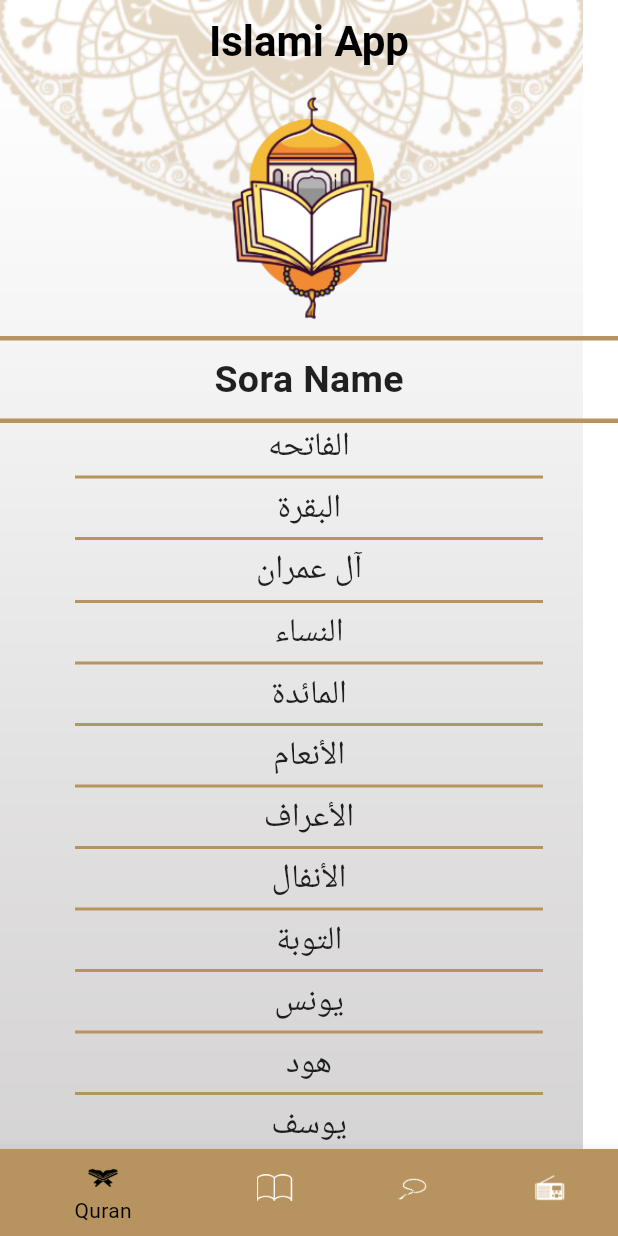
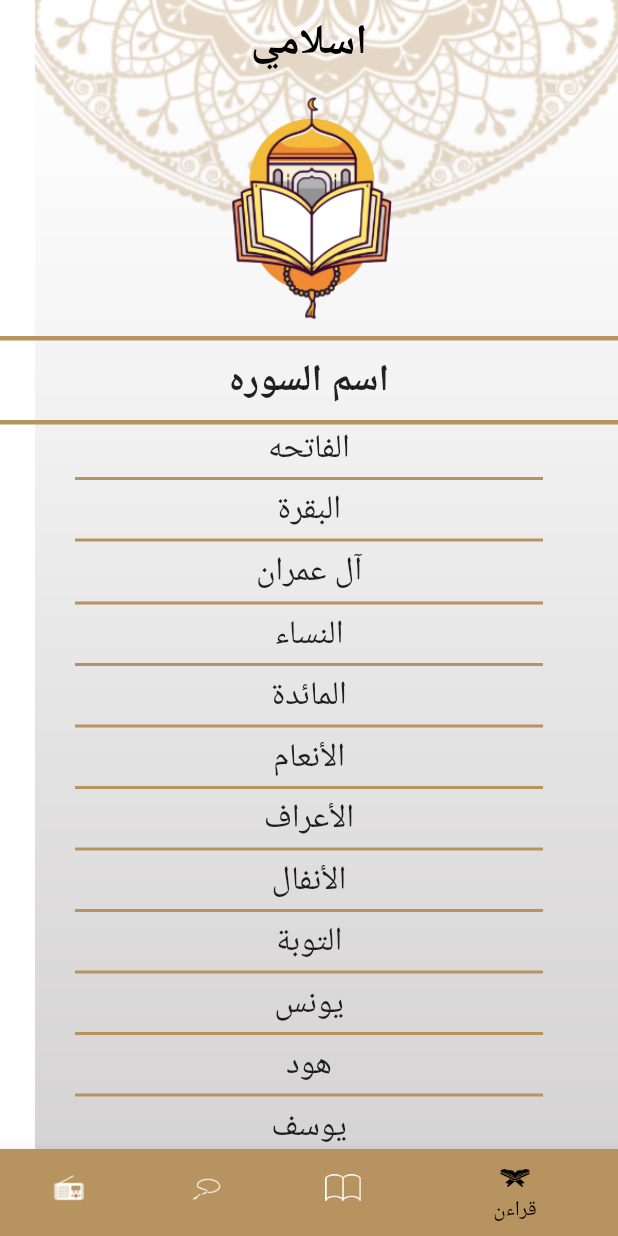
Before and after one commit to abdallahalnagar188/islami_flutter, a Flutter app: the screen it shows after launch, on a phone screen of 412 x 824 dp. Run offline on Flutter 3.47's test engine with Material 3 defaults, Android fonts, the phone set to English and light mode, and no system bars; generated files the repository leaves out were written again.

Commit message:
finish localization v1

```diff
--- /dev/null
+++ b/l10n.yaml
@@ -0,0 +1,3 @@
+arb-dir: lib/l10n
+template-arb-file: app_en.arb
+output-localization-file: app_localizations.dart
--- /dev/null
+++ b/lib/l10n/app_ar.arb
@@ -0,0 +1,10 @@
+{
+  "helloWorld": "Hello World!",
+  "appTitle": "اسلامي",
+  "quranTap": "قراءن",
+  "ahadethTap": "احاديث",
+  "sebhaTap": "سبحه",
+  "radioTap": "راديو",
+  "chapterName": "اسم السوره",
+  "hadethNum": "احاديث"
+}
--- a/lib/main.dart
+++ b/lib/main.dart
@@ -1,9 +1,10 @@
 import 'package:flutter/material.dart';
+import 'package:flutter_localizations/flutter_localizations.dart';
 import 'package:islami_flutter/ui/hadeth/hadeth_details_screen.dart';
 import 'package:islami_flutter/ui/home_screen.dart';
 import 'package:islami_flutter/ui/quran/soura_details_screen.dart';
 import 'package:islami_flutter/ui/them/islami_theme.dart';
-
+import 'package:flutter_gen/gen_l10n/app_localizations.dart';
 void main() {
   runApp(const MyApp());
 }
@@ -22,6 +23,9 @@ class MyApp extends StatelessWidget {
       },
       initialRoute: HomeScreen.routeName,
       theme: IslamiTheme.lightTheme,
+      localizationsDelegates: AppLocalizations.localizationsDelegates,
+      supportedLocales: AppLocalizations.supportedLocales,
+      locale: Locale("ar"),
     );
   }
 }
--- a/lib/ui/hadeth/hadeth_tab.dart
+++ b/lib/ui/hadeth/hadeth_tab.dart
@@ -1,9 +1,9 @@
 import 'package:flutter/material.dart';
 import 'package:flutter/services.dart';
 import 'package:islami_flutter/ui/hadeth/hadeth_details_screen.dart';
-
 import '../them/islami_theme.dart';
 import '../ui_utils.dart';
+import 'package:flutter_gen/gen_l10n/app_localizations.dart';
 
 class HadethTab extends StatefulWidget {
   const HadethTab({super.key});
@@ -35,7 +35,7 @@ class _HadethTabState extends State<HadethTab> {
         Container(
           padding: EdgeInsets.symmetric(vertical: 8),
           child: Text(
-            "Hadeth Num",
+           AppLocalizations.of(context)!.hadethNum,
             style: TextStyle(
               color: Colors.black87,
               fontWeight: FontWeight.bold,
--- a/lib/ui/home_screen.dart
+++ b/lib/ui/home_screen.dart
@@ -5,6 +5,7 @@ import 'package:islami_flutter/ui/radio/radio_tab.dart';
 import 'package:islami_flutter/ui/sebha/sebha_tab.dart';
 import 'package:islami_flutter/ui/them/islami_theme.dart';
 import 'package:islami_flutter/ui/ui_utils.dart';
+import 'package:flutter_gen/gen_l10n/app_localizations.dart';
 
 class HomeScreen extends StatefulWidget {
   const HomeScreen({super.key});
@@ -24,7 +25,7 @@ class _HomeScreenState extends State<HomeScreen> {
       children: [
         Image.asset(MyImages.mainBg),
         Scaffold(
-          appBar: AppBar(title: Text("Islami App")),
+          appBar: AppBar(title: Text(AppLocalizations.of(context)!.appTitle)),
           body: tabs[selectedIndex],
           bottomNavigationBar: BottomNavigationBar(
             onTap: (index) {
@@ -36,22 +37,22 @@ class _HomeScreenState extends State<HomeScreen> {
             items: [
               BottomNavigationBarItem(
                 icon: ImageIcon(AssetImage(MyImages.iconQuran)),
-                label: "Quran",
+                label: AppLocalizations.of(context)!.quranTap,
                 backgroundColor: IslamiTheme.appColor,
               ),
               BottomNavigationBarItem(
                 icon: ImageIcon(AssetImage(MyImages.iconHadeth)),
-                label: "Hadeth",
+                label: AppLocalizations.of(context)!.ahadethTap,
                 backgroundColor: IslamiTheme.appColor,
               ),
               BottomNavigationBarItem(
                 icon: ImageIcon(AssetImage(MyImages.iconSebha)),
-                label: "Sebha",
+                label: AppLocalizations.of(context)!.sebhaTap,
                 backgroundColor: IslamiTheme.appColor,
               ),
               BottomNavigationBarItem(
                 icon: ImageIcon(AssetImage(MyImages.iconRadio)),
-                label: "Radio",
+                label: AppLocalizations.of(context)!.radioTap,
                 backgroundColor: IslamiTheme.appColor,
               ),
             ],
--- a/lib/ui/quran/quran_tab.dart
+++ b/lib/ui/quran/quran_tab.dart
@@ -2,6 +2,7 @@ import 'package:flutter/material.dart';
 import 'package:islami_flutter/ui/quran/soura_details_screen.dart';
 import 'package:islami_flutter/ui/them/islami_theme.dart';
 import 'package:islami_flutter/ui/ui_utils.dart';
+import 'package:flutter_gen/gen_l10n/app_localizations.dart';
 
 class QuranTab extends StatelessWidget {
   var souraNameList = [
@@ -135,7 +136,7 @@ class QuranTab extends StatelessWidget {
         Container(
           padding: EdgeInsets.symmetric(vertical: 8),
           child: Text(
-            "Sora Name",
+           AppLocalizations.of(context)!.chapterName,
             style: TextStyle(
               color: Colors.black87,
               fontWeight: FontWeight.bold,
--- a/lib/ui/ui_utils.dart
+++ b/lib/ui/ui_utils.dart
@@ -7,5 +7,5 @@ class MyImages {
   static const String iconSebha = "assets/images/icon_sebha.png";
   static const String quranIv = "assets/images/quran_image.png";
   static const String hadethIv = "assets/images/hadeth_image.png";
-
+  static const String bodyOfSeb7a = "assets/images/body_of_seb7a.png";
 }
--- a/pubspec.yaml
+++ b/pubspec.yaml
@@ -31,6 +31,10 @@ dependencies:
   flutter_native_splash: ^2.4.6
   flutter:
     sdk: flutter
+  flutter_localizations:
+    sdk: flutter
+
+  intl: any
 
   # The following adds the Cupertino Icons font to your application.
   # Use with the CupertinoIcons class for iOS style icons.
@@ -57,6 +61,7 @@ flutter_native_splash:
 
 
 flutter:
+  generate: true # Add this line
 
   uses-material-design: true
 
```
Also changed, not shown: lib/l10n/app_en.arb (added, +11 -0 lines), assets/images/body_of_seb7a.png (added), pubspec.lock.
